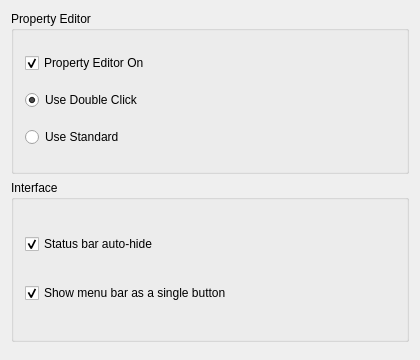
The window that preferences-colorpalettesettings.ui (altangarts/FreeCAD-Themes-ColorPalette) describes before a commit, drawn with Qt 5.
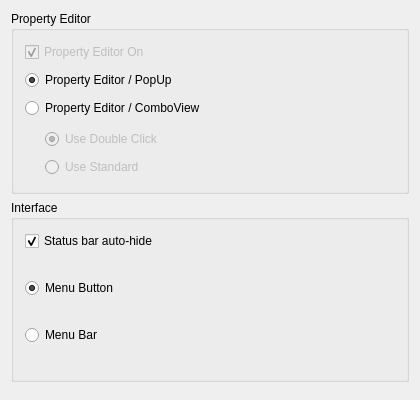
The same window after the commit. Custom widgets are drawn as their Qt base class.

```diff
--- a/preferences-colorpalettesettings.ui
+++ b/preferences-colorpalettesettings.ui
@@ -7,7 +7,7 @@
     <x>0</x>
     <y>0</y>
     <width>420</width>
-    <height>360</height>
+    <height>400</height>
    </rect>
   </property>
   <property name="windowTitle">
@@ -22,6 +22,9 @@
      <layout class="QGridLayout" name="layout_groupBox_propertyEditor">
       <item row="0" column="0">
        <widget class="Gui::PrefCheckBox" name="checkBox_propertyEditorEnabled">
+        <property name="enabled">
+         <bool>false</bool>
+        </property>
         <property name="toolTip">
          <string>Enable or disable the ColorPalette property editor</string>
         </property>
@@ -40,6 +43,80 @@
        </widget>
       </item>
       <item row="1" column="0">
+       <widget class="QWidget" name="widget_propertyEngine">
+        <layout class="QVBoxLayout" name="layout_propertyEngine">
+         <property name="leftMargin">
+          <number>0</number>
+         </property>
+         <property name="topMargin">
+          <number>0</number>
+         </property>
+         <property name="rightMargin">
+          <number>0</number>
+         </property>
+         <property name="bottomMargin">
+          <number>0</number>
+         </property>
+         <item>
+          <widget class="Gui::PrefRadioButton" name="radioButton_engineColorPalette">
+           <property name="toolTip">
+            <string>Use ColorPalette's tree buttons and popup editor (applied after restarting FreeCAD)</string>
+           </property>
+           <property name="text">
+            <string>Property Editor / PopUp</string>
+           </property>
+           <property name="checked">
+            <bool>true</bool>
+           </property>
+           <property name="prefEntry" stdset="0">
+            <cstring>PropertyEngineColorPalette</cstring>
+           </property>
+           <property name="prefPath" stdset="0">
+            <cstring>Mod/ColorPaletteState</cstring>
+           </property>
+          </widget>
+         </item>
+         <item>
+          <widget class="Gui::PrefRadioButton" name="radioButton_engineFreeCAD">
+           <property name="toolTip">
+            <string>Use FreeCAD's dynamic property editor (applied after restarting FreeCAD)</string>
+           </property>
+           <property name="text">
+            <string>Property Editor / ComboView</string>
+           </property>
+           <property name="checked">
+            <bool>false</bool>
+           </property>
+           <property name="prefEntry" stdset="0">
+            <cstring>PropertyEngineFreeCAD</cstring>
+           </property>
+           <property name="prefPath" stdset="0">
+            <cstring>Mod/ColorPaletteState</cstring>
+           </property>
+          </widget>
+         </item>
+        </layout>
+       </widget>
+      </item>
+      <item row="2" column="0">
+       <widget class="QWidget" name="widget_freecadOptions">
+        <property name="enabled">
+         <bool>false</bool>
+        </property>
+        <layout class="QVBoxLayout" name="layout_freecadOptions">
+         <property name="leftMargin">
+          <number>20</number>
+         </property>
+         <property name="topMargin">
+          <number>0</number>
+         </property>
+         <property name="rightMargin">
+          <number>0</number>
+         </property>
+         <property name="bottomMargin">
+          <number>0</number>
+         </property>
+         <item>
        <widget class="Gui::PrefRadioButton" name="radioButton_useDoubleClick">
         <property name="toolTip">
          <string>Open the property editor with a double click</string>
@@ -58,7 +135,7 @@
         </property>
        </widget>
       </item>
-      <item row="2" column="0">
+         <item>
        <widget class="QRadioButton" name="radioButton_useStandard">
         <property name="toolTip">
          <string>Use the standard FreeCAD property editor behaviour</string>
@@ -74,6 +151,9 @@
      </layout>
     </widget>
    </item>
+     </layout>
+    </widget>
+   </item>
    <item>
     <widget class="QGroupBox" name="groupBox_interface">
      <property name="title">
@@ -100,12 +180,27 @@
        </widget>
       </item>
       <item row="1" column="0">
-       <widget class="Gui::PrefCheckBox" name="checkBox_menuBarAsButton">
+       <widget class="QWidget" name="widget_menuBarMode">
+        <layout class="QVBoxLayout" name="layout_menuBarMode">
+         <property name="leftMargin">
+          <number>0</number>
+         </property>
+         <property name="topMargin">
+          <number>0</number>
+         </property>
+         <property name="rightMargin">
+          <number>0</number>
+         </property>
+         <property name="bottomMargin">
+          <number>0</number>
+         </property>
+         <item>
+          <widget class="Gui::PrefRadioButton" name="radioButton_menuButton">
         <property name="toolTip">
          <string>Replace the menu bar with a single menu button</string>
         </property>
         <property name="text">
-         <string>Show menu bar as a single button</string>
+            <string>Menu Button</string>
         </property>
         <property name="checked">
          <bool>true</bool>
@@ -118,6 +213,28 @@
         </property>
        </widget>
       </item>
+         <item>
+          <widget class="Gui::PrefRadioButton" name="radioButton_menuBar">
+           <property name="toolTip">
+            <string>Show the regular menu bar</string>
+           </property>
+           <property name="text">
+            <string>Menu Bar</string>
+           </property>
+           <property name="checked">
+            <bool>false</bool>
+           </property>
+           <property name="prefEntry" stdset="0">
+            <cstring>MenuBarAsBar</cstring>
+           </property>
+           <property name="prefPath" stdset="0">
+            <cstring>Mod/ColorPaletteState</cstring>
+           </property>
+          </widget>
+         </item>
+        </layout>
+       </widget>
+      </item>
      </layout>
     </widget>
    </item>
```
Left out of the diff: 17 changed lines with no effect on the pictures. Lines whose indentation alone changed are shown as unchanged.
